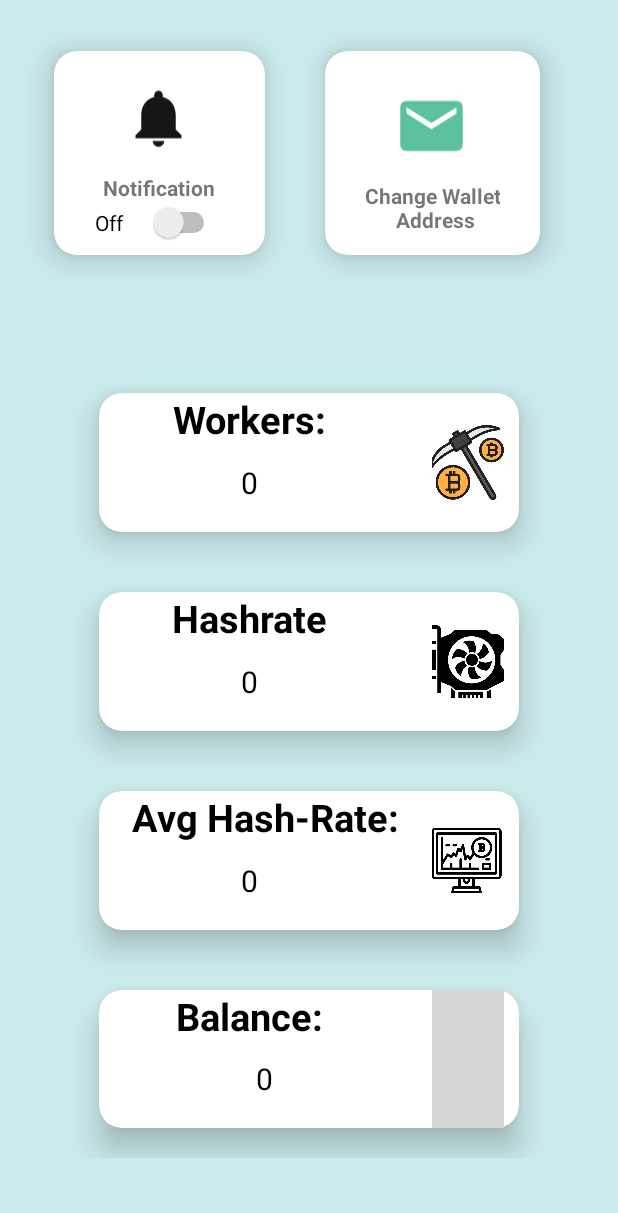
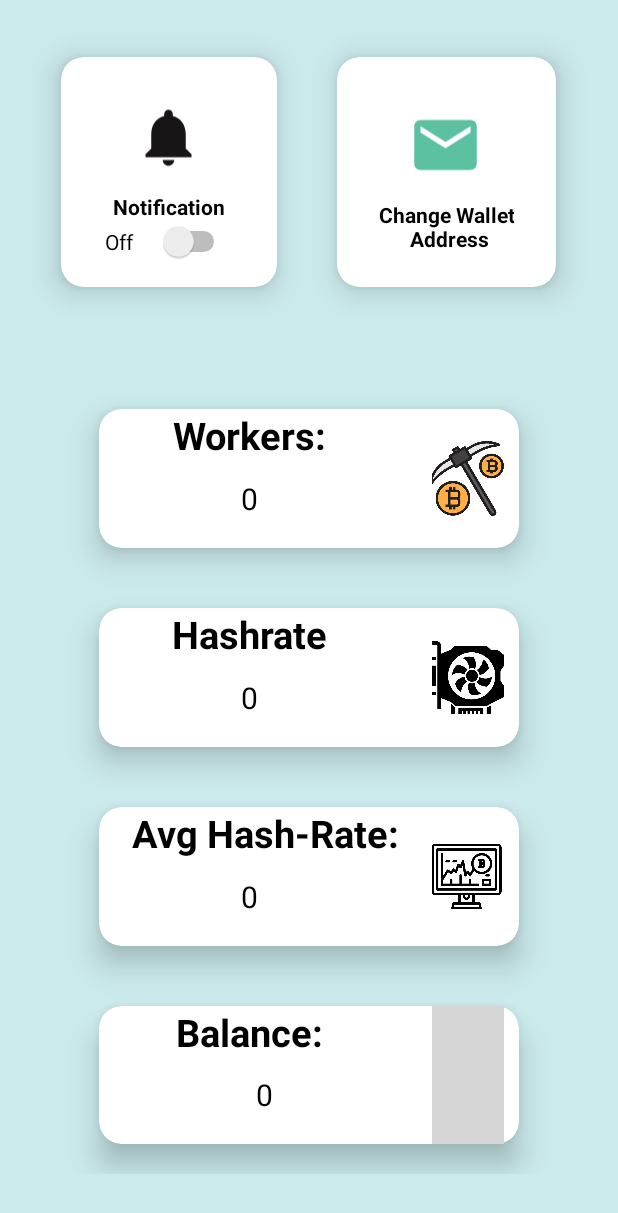
Before and after one commit to pranavchougule03/Kryptex, an Android app: the screen it shows after launch (MainActivity), on a phone screen of 412 x 824 dp. Shown: the top 1213 px of the screen. Run offline under Robolectric (Android 15) with nearby library versions, the phone set to English and light mode, and no system bars; grey boxes are pictures that could not be loaded.

Commit message:
Final for pranav's phone

```diff
--- a/app/src/main/res/layout/activity_login.xml
+++ b/app/src/main/res/layout/activity_login.xml
@@ -4,6 +4,7 @@
     xmlns:tools="http://schemas.android.com/tools"
     android:layout_width="match_parent"
     android:layout_height="match_parent"
+    android:background="@color/white"
     tools:context=".LoginActivity">
 
     <EditText
@@ -13,6 +14,7 @@
         android:ems="10"
         android:inputType="textPersonName"
         android:hint="Enter Wallet Address"
+        android:textColorHint="@color/black"
         android:gravity="center"
         app:layout_constraintBottom_toBottomOf="parent"
         app:layout_constraintEnd_toEndOf="parent"
@@ -43,6 +45,8 @@
         android:layout_height="120dp"
         android:gravity="center"
         android:hint="Wallet address"
+        android:textColorHint="@color/black"
+        android:textColor="@color/black"
         android:textSize="15sp"
         app:layout_constraintBottom_toBottomOf="parent"
         app:layout_constraintEnd_toEndOf="parent"
--- a/app/src/main/res/layout/activity_main.xml
+++ b/app/src/main/res/layout/activity_main.xml
@@ -10,16 +10,16 @@
 
     <GridLayout
         android:id="@+id/gridlayout"
-        android:layout_width="364dp"
-        android:layout_height="176dp"
+        android:layout_width="370dp"
+        android:layout_height="193dp"
         android:columnCount="2"
         android:rowCount="1"
         app:layout_constraintBottom_toBottomOf="parent"
         app:layout_constraintEnd_toEndOf="parent"
-        app:layout_constraintHorizontal_bias="0.34"
+        app:layout_constraintHorizontal_bias="0.487"
         app:layout_constraintStart_toStartOf="parent"
         app:layout_constraintTop_toTopOf="parent"
-        app:layout_constraintVertical_bias="0.022">
+        app:layout_constraintVertical_bias="0.029">
 
 
         <androidx.cardview.widget.CardView
@@ -31,8 +31,8 @@
             android:layout_columnWeight="1"
             android:layout_gravity="fill"
             android:layout_margin="20dp"
+            app:cardBackgroundColor="@color/white"
             app:cardCornerRadius="15dp"
-            app:cardBackgroundColor="@color/white"
             app:cardElevation="12dp">
 
             <LinearLayout
@@ -53,6 +53,7 @@
                     android:layout_height="wrap_content"
                     android:text="Notification"
                     android:textAlignment="center"
+                    android:textColor="@color/black"
                     android:textStyle="bold" />
 
                 <Switch
@@ -63,6 +64,7 @@
                     android:gravity="center"
                     android:onClick="switchHandler"
                     android:text="Off"
+                    android:textColor="@color/black"
                     tools:ignore="UseSwitchCompatOrMaterialXml" />
 
             </LinearLayout>
@@ -80,10 +82,9 @@
             android:layout_gravity="fill"
             android:layout_margin="20dp"
             android:onClick="cardClick"
+            app:cardBackgroundColor="@color/white"
             app:cardCornerRadius="15dp"
-            app:cardElevation="12dp"
-            app:cardBackgroundColor="@color/white"
-            >
+            app:cardElevation="12dp">
 
             <LinearLayout
                 android:layout_width="wrap_content"
@@ -102,7 +103,7 @@
                     android:layout_height="wrap_content"
                     android:text="Change Wallet\n Address"
                     android:textAlignment="center"
-
+                    android:textColor="@color/black"
                     android:textStyle="bold" />
 
 
@@ -111,7 +112,6 @@
         </androidx.cardview.widget.CardView>
 
     </GridLayout>
-
 
     <GridLayout
         android:layout_width="320sp"
```
